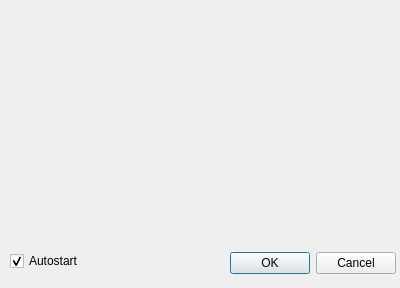
TUB-Control/PaPI, file ui/gui/qt_new/create_dialog.ui: the form before one commit.
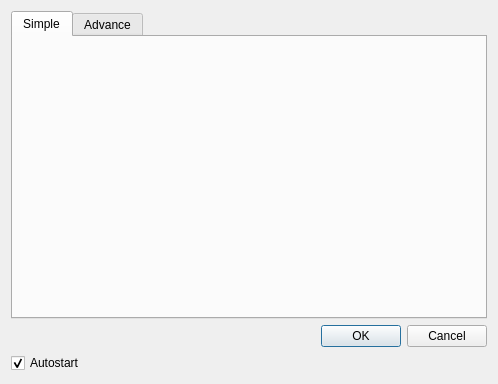
The form after the commit.

Commit message: a lot of improvements with focus on the create_plugin_dialog: support of configuration fields for type(bool, file), advance, tooltip; changes in some plugin configurations; new ui files due to better layouts

What changed in the file:
```diff
--- a/ui/gui/qt_new/create_dialog.ui
+++ b/ui/gui/qt_new/create_dialog.ui
@@ -6,22 +6,49 @@
    <rect>
     <x>0</x>
     <y>0</y>
-    <width>400</width>
-    <height>288</height>
+    <width>498</width>
+    <height>384</height>
    </rect>
   </property>
   <property name="windowTitle">
    <string>Dialog</string>
   </property>
+  <layout class="QVBoxLayout" name="verticalLayout">
+   <item>
+    <widget class="QTabWidget" name="tabWidget">
+     <property name="currentIndex">
+      <number>0</number>
+     </property>
+     <property name="tabsClosable">
+      <bool>false</bool>
+     </property>
+     <property name="movable">
+      <bool>false</bool>
+     </property>
+     <widget class="QWidget" name="tabSimple">
+      <attribute name="title">
+       <string>Simple</string>
+      </attribute>
+      <layout class="QVBoxLayout" name="verticalLayout_2">
+       <item>
+        <layout class="QFormLayout" name="formSimple"/>
+       </item>
+      </layout>
+     </widget>
+     <widget class="QWidget" name="tabAdvance">
+      <attribute name="title">
+       <string>Advance</string>
+      </attribute>
+      <layout class="QVBoxLayout" name="verticalLayout_3">
+       <item>
+        <layout class="QFormLayout" name="formAdvance"/>
+       </item>
+      </layout>
+     </widget>
+    </widget>
+   </item>
+   <item>
   <widget class="QDialogButtonBox" name="buttonBox">
-   <property name="geometry">
-    <rect>
-     <x>220</x>
-     <y>250</y>
-     <width>176</width>
-     <height>27</height>
-    </rect>
-   </property>
    <property name="orientation">
     <enum>Qt::Horizontal</enum>
    </property>
@@ -29,30 +56,9 @@
     <set>QDialogButtonBox::Cancel|QDialogButtonBox::Ok</set>
    </property>
   </widget>
-  <widget class="QWidget" name="formLayoutWidget">
-   <property name="geometry">
-    <rect>
-     <x>9</x>
-     <y>9</y>
-     <width>381</width>
-     <height>241</height>
-    </rect>
-   </property>
-   <layout class="QFormLayout" name="formLayout">
-    <property name="fieldGrowthPolicy">
-     <enum>QFormLayout::AllNonFixedFieldsGrow</enum>
-    </property>
-   </layout>
-  </widget>
+   </item>
+   <item>
   <widget class="QCheckBox" name="autostartBox">
-   <property name="geometry">
-    <rect>
-     <x>10</x>
-     <y>250</y>
-     <width>97</width>
-     <height>22</height>
-    </rect>
-   </property>
    <property name="text">
     <string>Autostart</string>
    </property>
@@ -60,6 +66,8 @@
     <bool>true</bool>
    </property>
   </widget>
+   </item>
+  </layout>
  </widget>
  <resources/>
  <connections>
```
Lines whose indentation alone changed are shown as unchanged. The commit also changes 16 other files.
